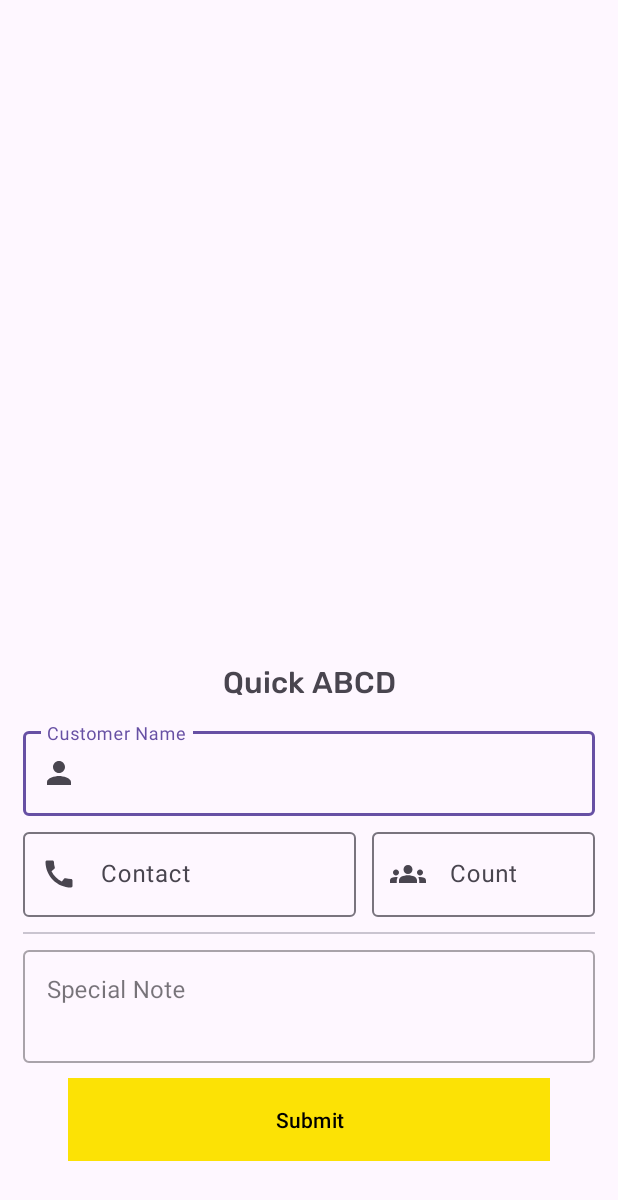
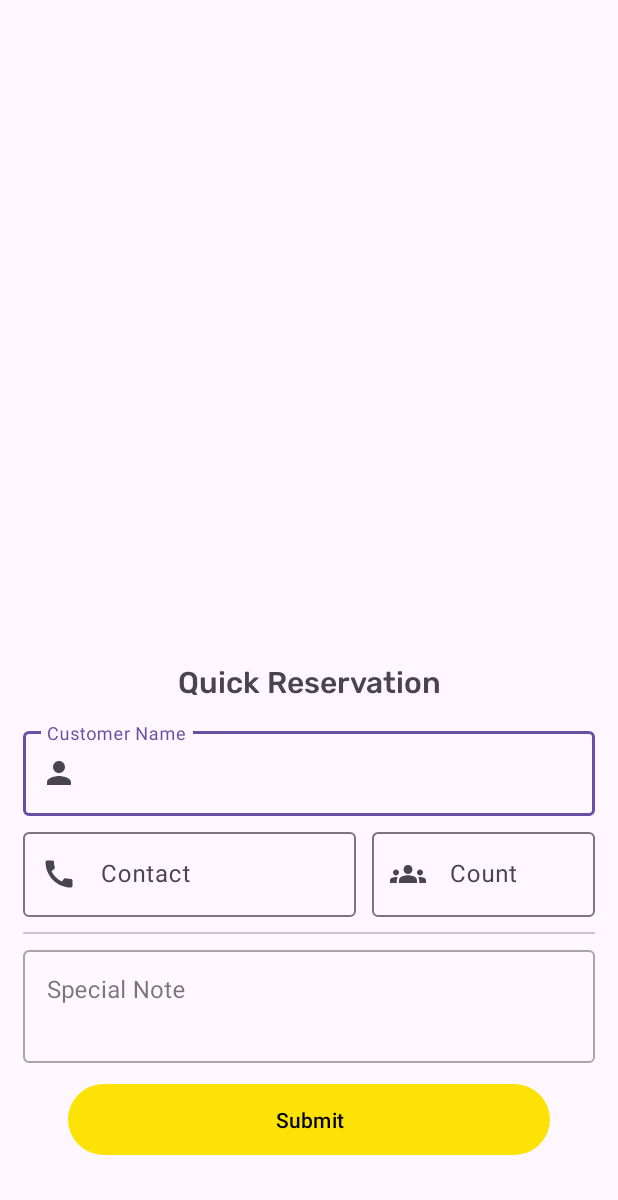
Before and after one commit to NiwanthaR/TRR_App, an Android app: the layout dialog_quick_booking.xml on its own in the app's theme, with its tools: preview values and no code run, on a phone screen of 412 x 824 dp. Shown: the top 1200 px of the screen. Run offline under Robolectric (Android 15) with nearby library versions, the phone set to English and light mode, and no system bars.

Commit message:
Update Quick Single

```diff
--- a/app/src/main/java/com/example/trr_app/view/ManageUI/QuickBookingActivity.kt
+++ b/app/src/main/java/com/example/trr_app/view/ManageUI/QuickBookingActivity.kt
@@ -127,7 +127,9 @@ class QuickBookingActivity : BaseActivity(),OnClickListener {
 
                     for (snapshot in snapshot.children){
                         val booking = snapshot.getValue(QuickBooking::class.java)
-                        quickBooking.add(booking!!)
+                        if (booking?.bookingType =="Temporary"){
+                            quickBooking.add(booking!!)
+                        }
                     }
                     val adapter = QuickBookingAdaptor(this@QuickBookingActivity,quickBooking)
                     recyclerView.adapter = adapter
--- a/app/src/main/res/layout/activity_quick_booking.xml
+++ b/app/src/main/res/layout/activity_quick_booking.xml
@@ -104,6 +104,7 @@
 
     <androidx.recyclerview.widget.RecyclerView
         android:id="@+id/quickBookRecycle"
+        android:backgroundTint="@color/white"
         android:layout_below="@id/searchByIDLayout"
         android:layout_width="match_parent"
         android:layout_height="match_parent"
--- a/app/src/main/res/layout/dialog_quick_booking.xml
+++ b/app/src/main/res/layout/dialog_quick_booking.xml
@@ -26,7 +26,7 @@
                     android:layout_marginTop="15dp"
                     android:layout_width="match_parent"
                     android:layout_height="wrap_content"
-                    android:text="Quick ABCD"
+                    android:text="Quick Reservation"
                     android:fontFamily="@font/rubik_medium"
                     android:textSize="20sp"
                     android:textAlignment="center"/>
@@ -196,7 +196,6 @@
                         android:layout_marginBottom="10dp"
                         android:layout_marginRight="30dp"
                         android:textColor="@color/black"
-                        android:background="@color/app_yellow_light"
                         app:backgroundTint="@color/app_yellow_light"
                         android:text="Submit"/>
                 </LinearLayout>
@@ -255,6 +254,58 @@
 
         </RelativeLayout>
 
+        <!-- Success Layout-->
+        <RelativeLayout
+            android:id="@+id/successfullyLayoutNewQuick"
+            android:layout_marginBottom="10dp"
+            android:layout_width="match_parent"
+            android:layout_height="wrap_content"
+            android:visibility="gone">
+
+            <TextView
+                android:id="@+id/successNewQuick_title"
+                android:layout_marginTop="15dp"
+                android:layout_width="match_parent"
+                android:layout_height="wrap_content"
+                android:text="Booking Successfully"
+                android:fontFamily="@font/rubik_medium"
+                android:textSize="20sp"
+                android:textAlignment="center"/>
+
+            <LinearLayout
+                android:layout_width="match_parent"
+                android:layout_height="wrap_content"
+                android:layout_below="@id/successNewQuick_title"
+                android:layout_marginTop="10dp"
+                android:layout_marginEnd="15dp"
+                android:layout_marginStart="15dp"
+                android:paddingBottom="20dp"
+                android:orientation="vertical">
+
+                <com.airbnb.lottie.LottieAnimationView
+                    android:layout_width="wrap_content"
+                    android:layout_height="250dp"
+                    app:lottie_rawRes="@raw/success_anime"
+                    app:lottie_autoPlay="true"
+                    app:lottie_loop="true"
+                    android:layout_centerInParent="true"/>
+
+                <com.google.android.material.button.MaterialButton
+                    android:id="@+id/nq_goBackBtn"
+                    android:layout_width="match_parent"
+                    android:layout_height="55dp"
+                    android:layout_marginTop="10dp"
+                    android:layout_marginLeft="60dp"
+                    android:layout_marginBottom="10dp"
+                    android:layout_marginRight="60dp"
+                    android:textColor="@color/black"
+                    app:backgroundTint="@color/app_yellow_light"
+                    android:text="Go Back"/>
+
+            </LinearLayout>
+
+        </RelativeLayout>
+
 
     </FrameLayout>
 
--- a/app/src/main/res/layout/dialog_quick_booking_edit.xml
+++ b/app/src/main/res/layout/dialog_quick_booking_edit.xml
@@ -268,7 +268,7 @@
             <LinearLayout
                 android:layout_width="match_parent"
                 android:layout_height="wrap_content"
-                android:layout_below="@id/success_title"
+                android:layout_below="@id/successQuick_title"
                 android:layout_marginTop="10dp"
                 android:layout_marginEnd="15dp"
                 android:layout_marginStart="15dp"
```
Also changed, not shown: app/src/main/java/com/example/trr_app/adaptor/QuickBookingAdaptor.kt (+28 -4 lines), app/src/main/java/com/example/trr_app/support/QuickBookingDialog.kt (+49 -11 lines), app/src/main/res/layout/single_quick_booking.xml (+35 -6 lines).
